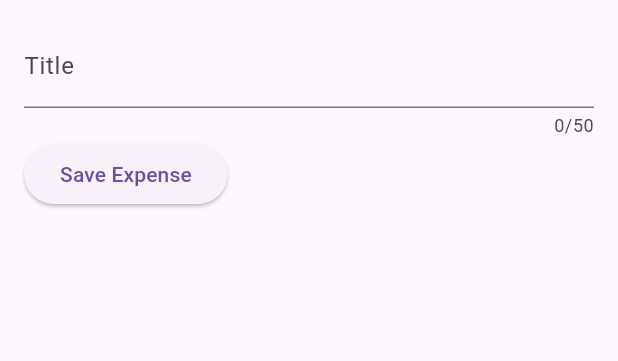
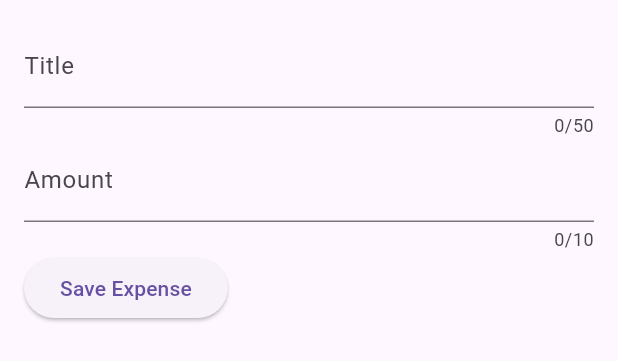
Before and after one commit to EnZo-Z21/ITEC-315, a Flutter app: the NewExpense widget shown alone on an empty page, opened directly, after a tap on "Save Expense", on a phone screen of 412 x 824 dp. Shown: the top 361 px of the screen. Run offline on Flutter 3.47's test engine with Material 3 defaults, Android fonts, the phone set to English and light mode, and no system bars; our stand-ins replace google_fonts.

Commit message:
Added amount Controller

```diff
--- a/expense_tracker_sp26/lib/widgets/new_expense.dart
+++ b/expense_tracker_sp26/lib/widgets/new_expense.dart
@@ -11,6 +11,7 @@ class NewExpense extends StatefulWidget {
 
 class _NewExpenseState extends State<NewExpense> {
   final _titleController = TextEditingController();
+  final _amountController = TextEditingController();
   @override
   Widget build(BuildContext context) {
     return Padding(padding: EdgeInsets.all(16),
@@ -24,14 +25,20 @@ class _NewExpenseState extends State<NewExpense> {
             label: Text('Title'),
           ),
         ),
-        Row(children: [
-
-        ],
-        ),
+          TextField(
+            controller: _amountController,
+            maxLength: 10,
+            keyboardType: TextInputType.number,
+            decoration: InputDecoration(
+              prefixText: '\$',
+              label: Text('Amount'),
+            ),
+          ),
         Row(
           children: [
             ElevatedButton(onPressed: () {
               print(_titleController.text);
+              print(_amountController.text);
             }, child: Text('Save Expense'))
           ],
         )
```
